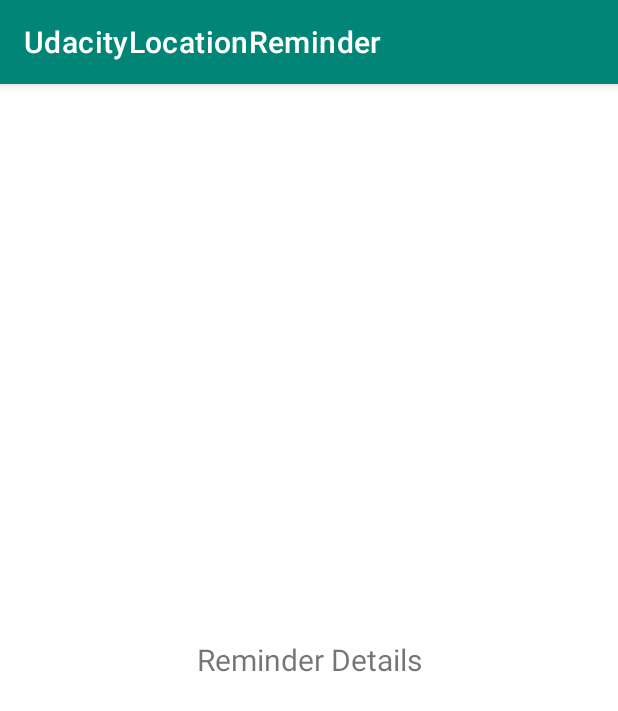
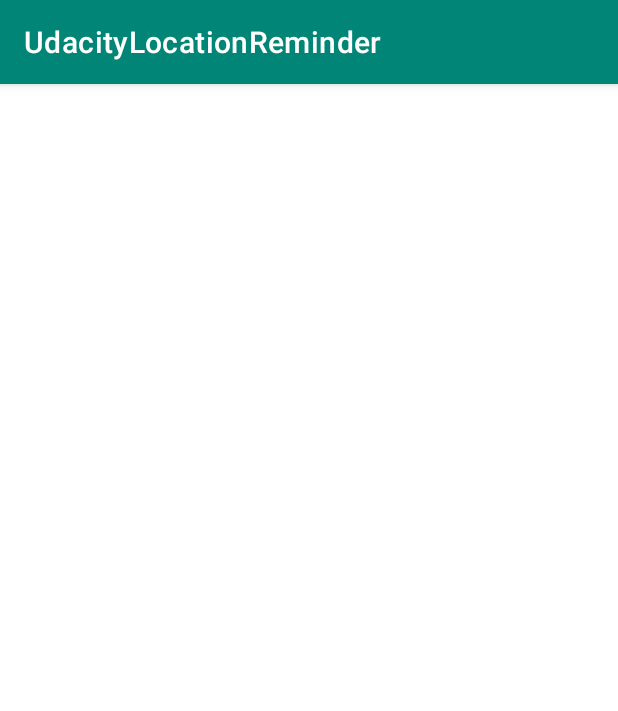
Before and after one commit to LucasPuorto/Udacity-LocationReminder, an Android app: the ReminderDescriptionActivity screen opened directly, with no data from a screen before it, on a phone screen of 412 x 824 dp. Shown: the top 711 px of the screen. Run offline under Robolectric (Android 15) with nearby library versions, the phone set to English and light mode, and no system bars; our stand-ins replace data binding.

Commit message:
create a layout to reminder description

```diff
--- a/app/src/main/res/layout/activity_reminder_description.xml
+++ b/app/src/main/res/layout/activity_reminder_description.xml
@@ -10,7 +10,7 @@
             type="com.udacity.project4.locationreminders.reminderslist.ReminderDataItem" />
     </data>
 
-    <LinearLayout
+    <androidx.constraintlayout.widget.ConstraintLayout
         android:layout_width="match_parent"
         android:layout_height="match_parent"
         android:gravity="center"
@@ -19,15 +19,30 @@
         <!--TODO: add the design of the reminder details-->
 
         <TextView
+            android:id="@+id/reminder_title_text"
             android:layout_width="match_parent"
             android:layout_height="wrap_content"
+            android:layout_marginStart="@dimen/margin_normal"
+            android:layout_marginEnd="@dimen/margin_normal"
             android:gravity="center"
-            android:text="Reminder Details"
+            android:text="@{reminderDataItem.title}"
             android:textSize="@dimen/text_size_large"
+            app:layout_constraintBottom_toTopOf="@id/reminder_description_text"
+            app:layout_constraintEnd_toEndOf="parent"
+            app:layout_constraintStart_toStartOf="parent"
+            app:layout_constraintTop_toTopOf="parent"
+            app:layout_constraintVertical_chainStyle="packed" />
+
+        <TextView
+            android:id="@+id/reminder_description_text"
+            android:layout_width="match_parent"
+            android:layout_height="wrap_content"
+            android:layout_margin="@dimen/margin_normal"
+            android:gravity="center"
+            android:text="@{reminderDataItem.description}"
             app:layout_constraintBottom_toBottomOf="parent"
             app:layout_constraintEnd_toEndOf="parent"
             app:layout_constraintStart_toStartOf="parent"
-            app:layout_constraintTop_toTopOf="parent" />
-
-    </LinearLayout>
+            app:layout_constraintTop_toBottomOf="@id/reminder_title_text" />
+    </androidx.constraintlayout.widget.ConstraintLayout>
 </layout>
```
